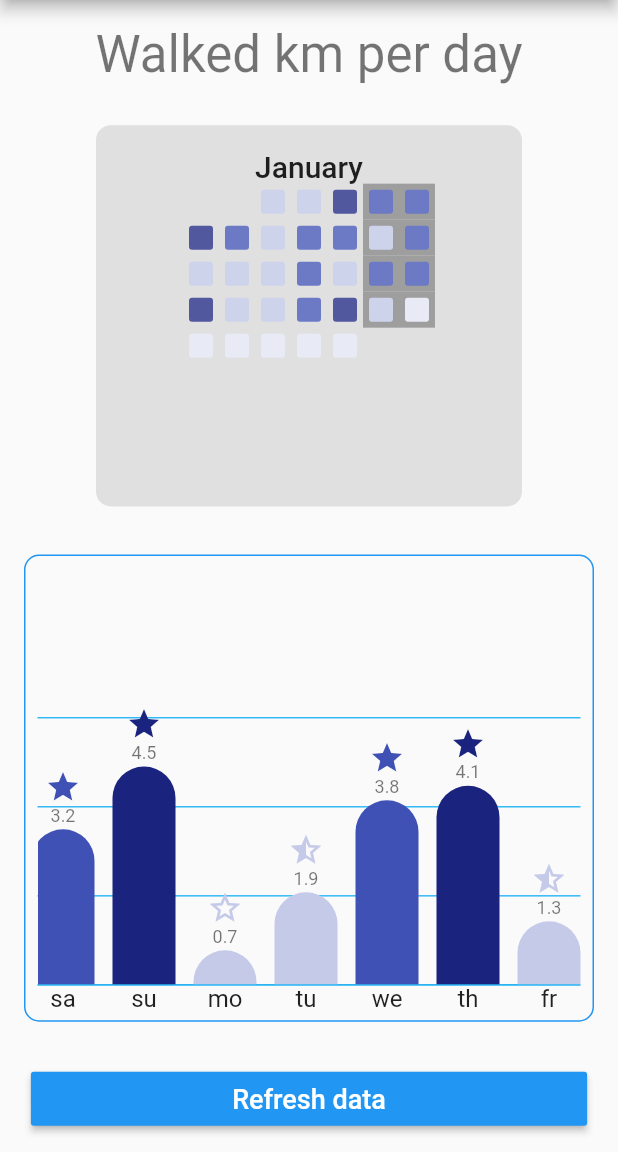
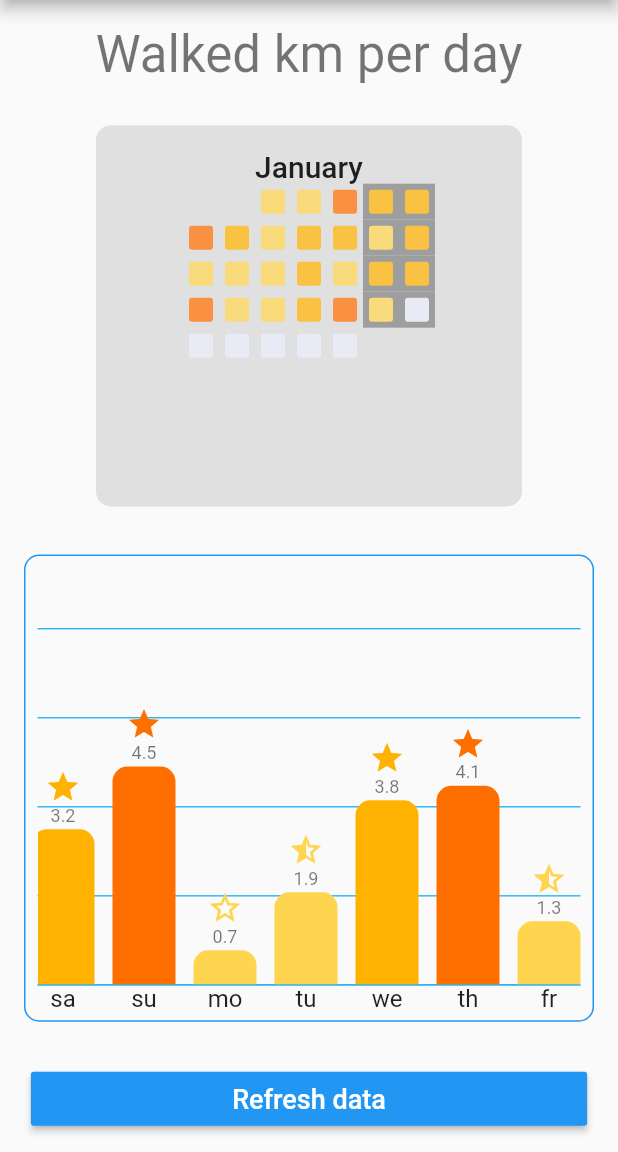
Before and after one commit to fgcan10/chart_components, a Flutter app: the BarChartPage screen opened by its route, after a tap on "Refresh data", on a phone screen of 412 x 824 dp, the part 84-1236 px from its top. Run offline on Flutter 3.47's test engine with Material 2 defaults, Android fonts, the phone set to English and light mode, and no system bars.

Commit message:
Extra grid line.

```diff
--- a/example/lib/bar_chart_page.dart
+++ b/example/lib/bar_chart_page.dart
@@ -89,7 +89,7 @@ class _BarChartPageState extends State<BarChartPage> {
                   barSeparation: 12,
                   animationDuration: Duration(milliseconds: 1800),
                   animationCurve: Curves.easeInOutSine,
-                  itemRadius: 30,
+                  itemRadius: 10,
                   iconHeight: 24,
                   footerHeight: 24,
                   headerValueHeight: 16,
--- a/example/lib/data_repository.dart
+++ b/example/lib/data_repository.dart
@@ -84,11 +84,11 @@ class DataRepository {
 
   static Color getColor(double value) {
     if (value < 2) {
-      return Colors.indigo.shade100;
+      return Colors.amber.shade300;
     } else if (value < 4) {
-      return Colors.indigo.shade500;
+      return Colors.amber.shade600;
     } else
-      return Colors.indigo.shade900;
+      return Colors.amber.shade900;
   }
 
   static Color getDayColor(int day) {
--- a/lib/bar_chart_component.dart
+++ b/lib/bar_chart_component.dart
@@ -6,6 +6,7 @@ enum _Slot {
   divider14,
   divider24,
   divider34,
+  divider44,
 }
 
 typedef BarCharGetColor = Color Function(double value);
@@ -134,6 +135,13 @@ class BarChart extends StatelessWidget {
         ),
         LayoutId(
           id: _Slot.divider34,
+          child: Divider(
+            color: lineGridColor,
+            thickness: 0.8,
+          ),
+        ),
+        LayoutId(
+          id: _Slot.divider44,
           child: Divider(
             color: lineGridColor,
             thickness: 0.8,
@@ -365,6 +373,12 @@ class _FollowTheGridLines extends MultiChildLayoutDelegate {
       positionChild(_Slot.divider34,
           Offset(0, gridBottom - ((gridBottom - gridTop) * 3 / 4)));
     }
+
+    if (hasChild(_Slot.divider44)) {
+      layoutChild(_Slot.divider44, BoxConstraints.tight(dividerSize));
+      positionChild(
+          _Slot.divider44, Offset(0, gridBottom - (gridBottom - gridTop)));
+    }
   }
 
   @override
```
